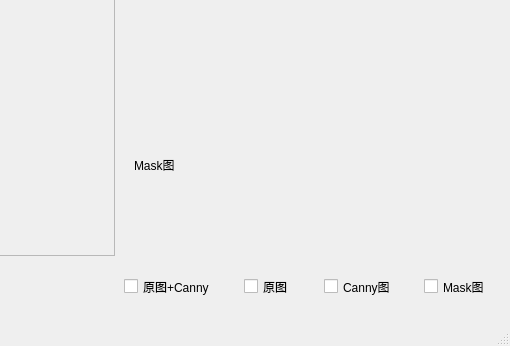
Before: the Qt Designer form mainwindow.ui in Mannix1994/QDataTagger, drawn with Qt 5; both pictures show x 856 to 1366 and y 422 to 768 of the 1366 by 768 pixel window.
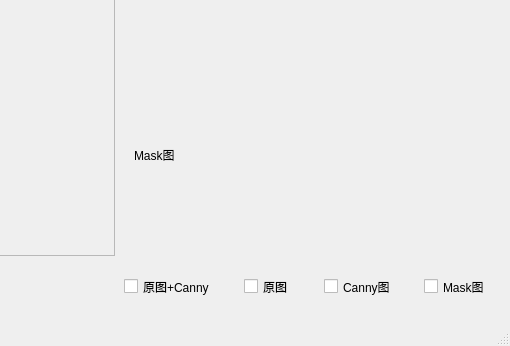
After: the same form once the commit is applied.

Commit message: 一个基础版本

```diff
--- a/mainwindow.ui
+++ b/mainwindow.ui
@@ -50,7 +50,7 @@
     <property name="geometry">
      <rect>
       <x>990</x>
-      <y>480</y>
+      <y>470</y>
       <width>350</width>
       <height>180</height>
      </rect>
```
Left out of the diff: 9 changed lines with no effect on the pictures. The commit also changes 1 other file.
